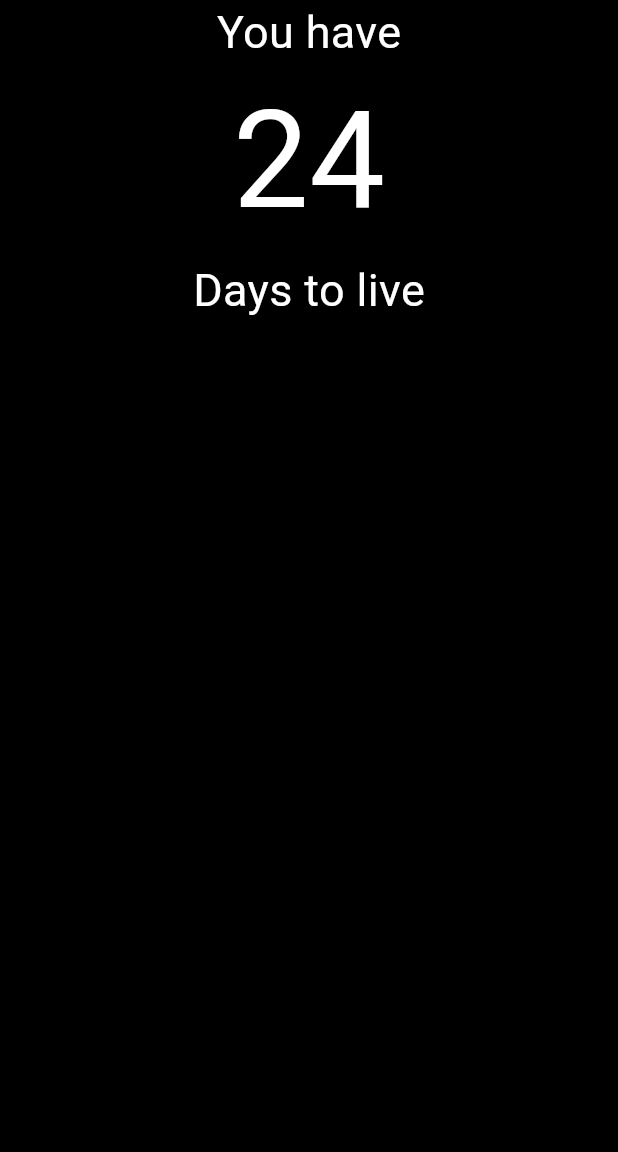
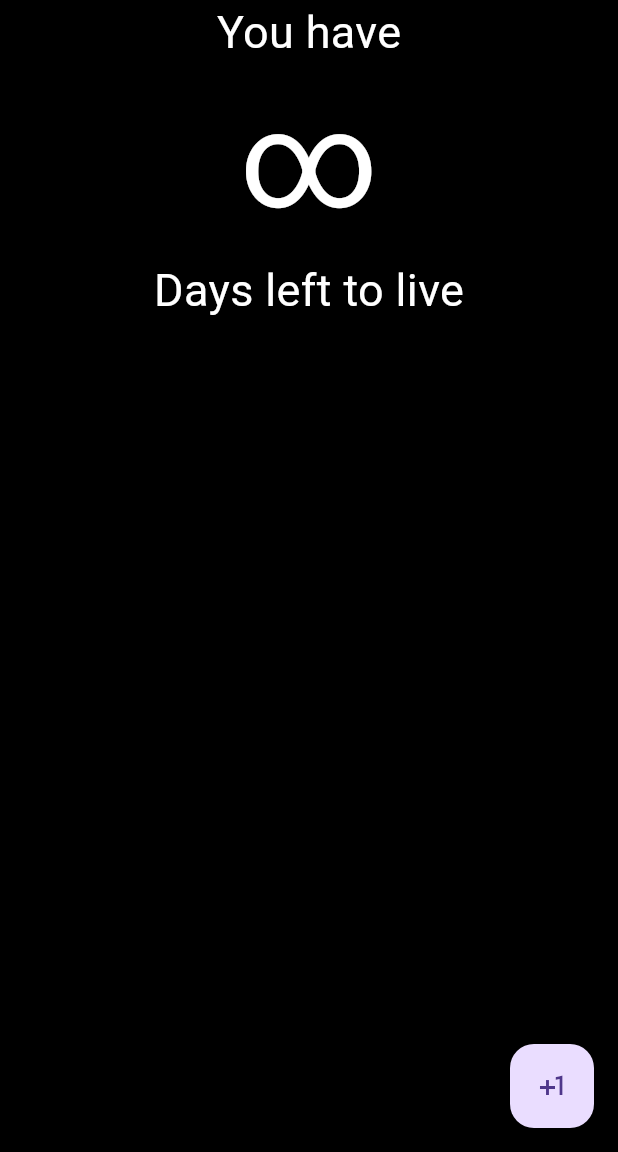
Before and after one commit to JJGOD-13/memento-mori, a Flutter app: the screen it shows after launch, on a phone screen of 412 x 824 dp, the part 84-1236 px from its top. Run offline on Flutter 3.47's test engine with Material 3 defaults, Android fonts, the phone set to English and light mode, and no system bars.

Commit message:
Make the widget statefull and react to a button press

```diff
--- a/lib/main.dart
+++ b/lib/main.dart
@@ -4,9 +4,15 @@ void main() {
   runApp(const MainApp());
 }
 
-class MainApp extends StatelessWidget {
+class MainApp extends StatefulWidget {
   const MainApp({super.key});
 
+  @override
+  State<MainApp> createState() => _MainAppState();
+}
+
+class _MainAppState extends State<MainApp> {
+  int timeLeftToLive = 0;
   @override
   Widget build(BuildContext context) {
     return MaterialApp(
@@ -17,10 +23,10 @@ class MainApp extends StatelessWidget {
         ),
         body: Container(
           color: Colors.black,
-          child: const Center(
+          child: Center(
             child: Column(
               children: [
-                Text(
+                const Text(
                   "You have",
                   style: TextStyle(
                     color: Colors.white,
@@ -28,11 +34,11 @@ class MainApp extends StatelessWidget {
                   ),
                 ),
                 Text(
-                  "24",
-                  style: TextStyle(color: Colors.white, fontSize: 90),
+                  timeLeftToLive == 0 ? "∞" : "$timeLeftToLive",
+                  style: const TextStyle(color: Colors.white, fontSize: 90),
                 ),
-                Text(
-                  "Days to live",
+                const Text(
+                  "Days left to live",
                   style: TextStyle(
                     color: Colors.white,
                     fontSize: 30,
@@ -42,6 +48,20 @@ class MainApp extends StatelessWidget {
             ),
           ),
         ),
+        floatingActionButton: FloatingActionButton(
+          onPressed: () {
+            if (timeLeftToLive != null) {
+              setState(() {
+                timeLeftToLive++;
+              });
+            } else {
+              setState(() {
+                timeLeftToLive = 1;
+              });
+            }
+          },
+          child: const Icon(Icons.plus_one),
+        ),
       ),
     );
   }
```
